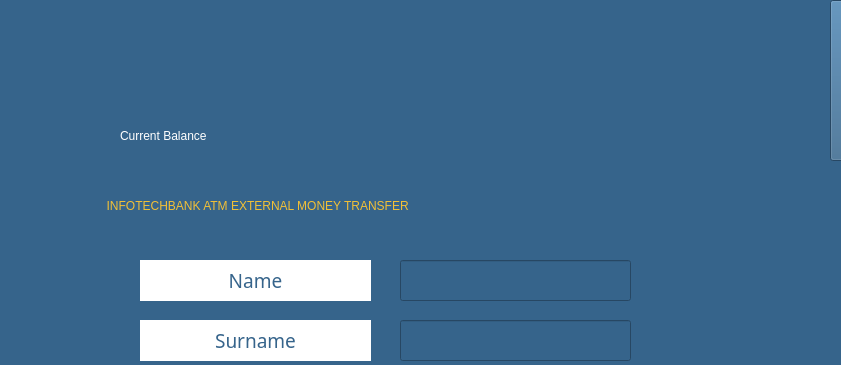
Before: the Qt Designer form external.ui in melihorhanyilmaz/Project, drawn with Qt 5; both pictures show x 0 to 841 and y 0 to 365 of the 1000 by 750 pixel window.
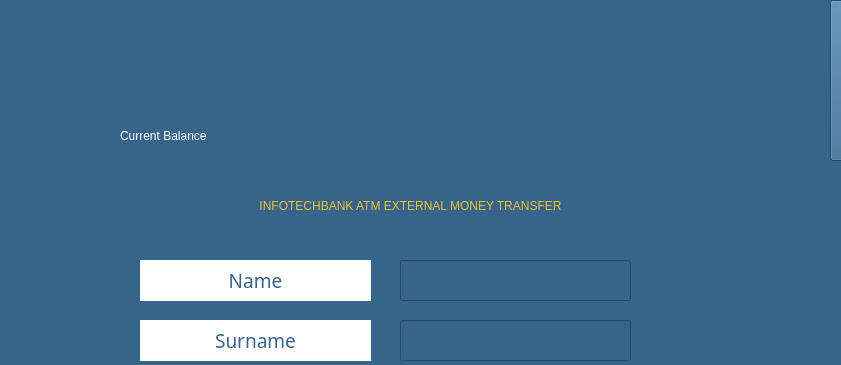
After: the same form once the commit is applied. Icons and pictures are not drawn.

The edit to the form file:
```diff
--- a/external.ui
+++ b/external.ui
@@ -134,9 +134,9 @@
    <widget class="QLabel" name="la_welcome">
     <property name="geometry">
      <rect>
-      <x>100</x>
+      <x>70</x>
       <y>180</y>
-      <width>581</width>
+      <width>681</width>
       <height>51</height>
      </rect>
     </property>
@@ -145,7 +145,10 @@
 font: 75 18pt &quot;MS Shell Dlg 2&quot;;</string>
     </property>
     <property name="text">
-     <string>  INFOTECHBANK ATM EXTERNAL MONEY TRANSFER</string>
+     <string>INFOTECHBANK ATM EXTERNAL MONEY TRANSFER</string>
+    </property>
+    <property name="alignment">
+     <set>Qt::AlignCenter</set>
     </property>
    </widget>
    <widget class="QPushButton" name="B_send">
```
Left out of the diff: 2 changed lines with no effect on the pictures.
